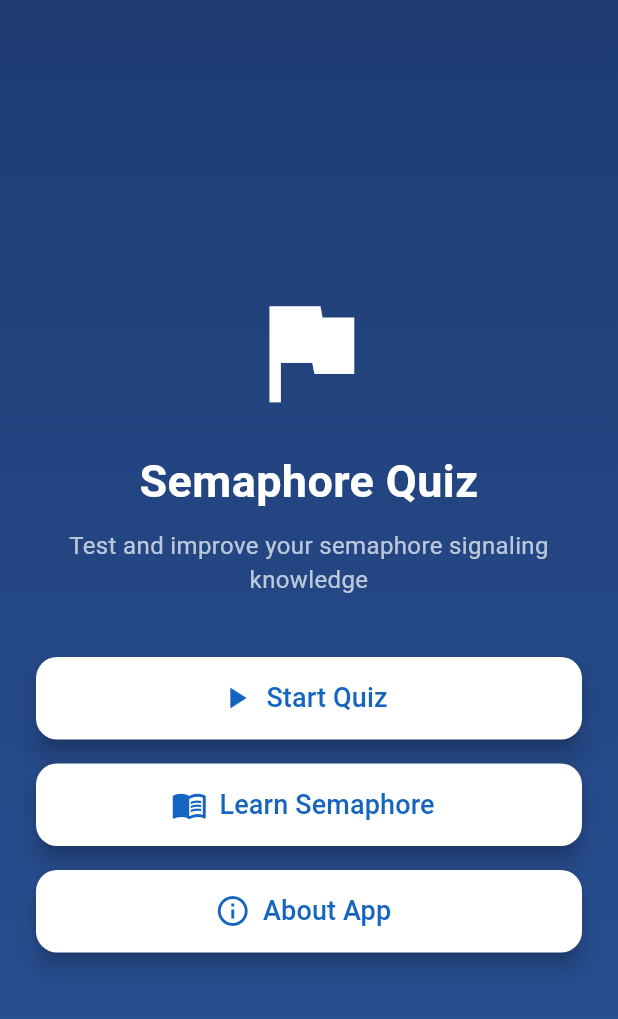
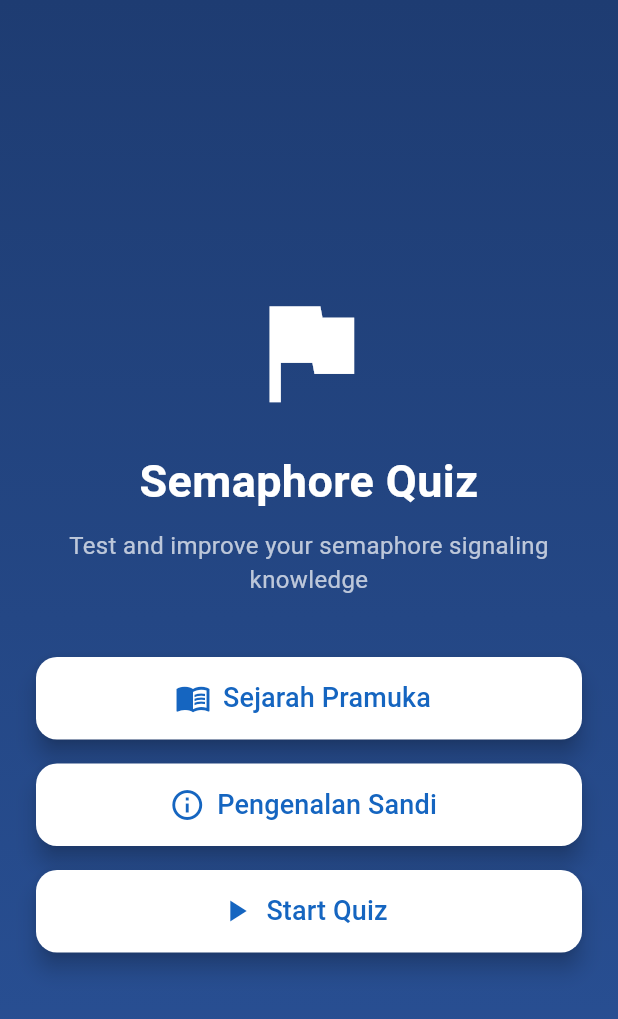
Before and after one commit to nabilhudarizalulhaq/smaphore_quiz, a Flutter app: the screen it shows after launch, on a phone screen of 412 x 824 dp. Shown: the top 1019 px of the screen. Run offline on Flutter 3.47's test engine with Material 3 defaults, Android fonts, the phone set to English and light mode, and no system bars; our stand-ins replace camera; missing offline and left inert: google_mlkit_pose_detection.

Commit message:
update error

```diff
--- a/lib/main.dart
+++ b/lib/main.dart
@@ -3,6 +3,8 @@ import 'package:camera/camera.dart';
 
 import 'package:smaphore_quiz/persentaion/home/home.dart';
 import 'package:smaphore_quiz/persentaion/smaphore/smaphore.dart';
+import 'package:smaphore_quiz/persentaion/smaphore/widget/introductionCodePage.dart';
+import 'package:smaphore_quiz/persentaion/smaphore/widget/learnSmaphore.dart';
 import 'package:smaphore_quiz/persentaion/splash/splash.dart';
 
 /// GLOBAL CAMERA LIST (WAJIB)
@@ -29,8 +31,9 @@ class MyApp extends StatelessWidget {
       routes: {
         '/': (context) => const SplashPage(),
         '/home': (context) => const HomePage(),
-        '/learn': (context) => const SmaphorePage(),
-        // '/quiz': (context) => const QuizPage(),
+        '/quiz': (context) => const SmaphorePage(),
+        '/learn': (context) => const LearnsmaphorePage(),
+        '/introductioncode': (context) => const IntroductionCodePage(),
       },
     );
   }
--- a/lib/persentaion/home/home.dart
+++ b/lib/persentaion/home/home.dart
@@ -43,15 +43,7 @@ class HomePage extends StatelessWidget {
 
                 _buildButton(
                   context,
-                  title: 'Start Quiz',
-                  icon: Icons.play_arrow,
-                  routeName: '/quiz',
-                ),
-                const SizedBox(height: 16),
-
-                _buildButton(
-                  context,
-                  title: 'Learn Semaphore',
+                  title: 'Sejarah Pramuka',
                   icon: Icons.menu_book,
                   routeName: '/learn',
                 ),
@@ -59,9 +51,17 @@ class HomePage extends StatelessWidget {
 
                 _buildButton(
                   context,
-                  title: 'About App',
+                  title: 'Pengenalan Sandi',
                   icon: Icons.info_outline,
-                  routeName: '/about',
+                  routeName: '/introductioncode',
+                ),
+                const SizedBox(height: 16),
+
+                _buildButton(
+                  context,
+                  title: 'Start Quiz',
+                  icon: Icons.play_arrow,
+                  routeName: '/quiz',
                 ),
               ],
             ),
--- a/lib/persentaion/smaphore/models/semaphore_model.dart
+++ b/lib/persentaion/smaphore/models/semaphore_model.dart
@@ -1,13 +1,13 @@
 class SemaphoreModel {
   final String letter;
   final double right; // sudut siku kanan
-  final double left;  // sudut siku kiri
+  final double left; // sudut siku kiri
 
   const SemaphoreModel(this.letter, this.right, this.left);
 }
 
 const List<SemaphoreModel> semaphoreList = [
-  SemaphoreModel('A', 0, 135),
+  SemaphoreModel('A', 225, 135),
   SemaphoreModel('B', 0, 180),
   SemaphoreModel('C', 45, 180),
   SemaphoreModel('D', 90, 180),
--- a/lib/persentaion/smaphore/smaphore.dart
+++ b/lib/persentaion/smaphore/smaphore.dart
@@ -210,7 +210,7 @@ class _SmaphorePageState extends State<SmaphorePage> {
         backgroundColor: Colors.green.shade800,
       ),
 
-      // ✅ BUTTON FLIP KAMERA
+      // BUTTON FLIP KAMERA
       floatingActionButton: FloatingActionButton(
         backgroundColor: Colors.green.shade700,
         onPressed: _switchCamera,
```
Also changed, not shown: lib/persentaion/smaphore/widget/introductionCodePage.dart (added, +21 -0 lines), lib/persentaion/smaphore/widget/learnSmaphore.dart (added, +21 -0 lines), lib/persentaion/splash/splash.dart (+6 -15 lines), pubspec.yaml (+6 -3 lines), assets/images/splash.png (added), lib/persentaion/smaphore/painters/pose_painter.dart (line endings or trailing spaces), pubspec.lock, 7 other files.
